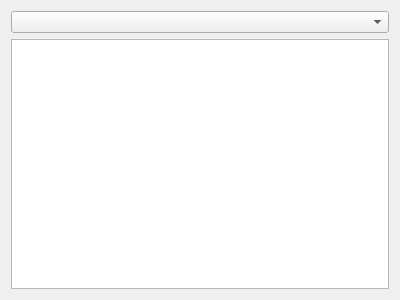
Before: the Qt Designer form pantallapartidas.ui in Carlessgm/Trabajo_IHM, drawn with Qt 5.
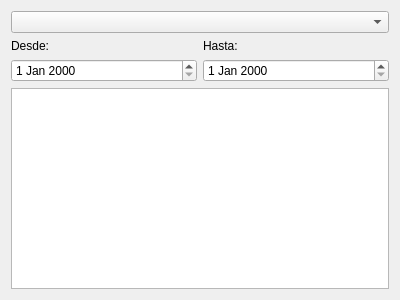
After: the same form once the commit is applied.

Commit message: Añadida partidatablemodel.cpp y .h , y cambios en pantallapartidas

Diff of the .ui file:
```diff
--- a/pantallapartidas.ui
+++ b/pantallapartidas.ui
@@ -16,11 +16,55 @@
   <layout class="QGridLayout" name="gridLayout_2">
    <item row="1" column="0">
     <layout class="QGridLayout" name="gridLayout">
-     <item row="1" column="0">
-      <widget class="QTableWidget" name="tableWidget"/>
+     <item row="4" column="1">
+      <widget class="QDateEdit" name="dateEdit_final"/>
      </item>
-     <item row="0" column="0">
-      <widget class="QComboBox" name="comboBox"/>
+     <item row="4" column="0">
+      <widget class="QDateEdit" name="dateEdit_inicial">
+       <property name="sizePolicy">
+        <sizepolicy hsizetype="Minimum" vsizetype="Fixed">
+         <horstretch>0</horstretch>
+         <verstretch>0</verstretch>
+        </sizepolicy>
+       </property>
+       <property name="dateTime">
+        <datetime>
+         <hour>23</hour>
+         <minute>0</minute>
+         <second>0</second>
+         <year>2000</year>
+         <month>1</month>
+         <day>1</day>
+        </datetime>
+       </property>
+      </widget>
+     </item>
+     <item row="0" column="0" rowspan="3" colspan="2">
+      <widget class="QComboBox" name="comboBox">
+       <property name="sizePolicy">
+        <sizepolicy hsizetype="Preferred" vsizetype="Maximum">
+         <horstretch>0</horstretch>
+         <verstretch>0</verstretch>
+        </sizepolicy>
+       </property>
+      </widget>
+     </item>
+     <item row="3" column="0">
+      <widget class="QLabel" name="label_3">
+       <property name="text">
+        <string>Desde:</string>
+       </property>
+      </widget>
+     </item>
+     <item row="3" column="1">
+      <widget class="QLabel" name="label_4">
+       <property name="text">
+        <string>Hasta:</string>
+       </property>
+      </widget>
+     </item>
+     <item row="5" column="0" colspan="2">
+      <widget class="QTableView" name="tableView"/>
      </item>
     </layout>
    </item>
```
The commit also changes 5 other files.
